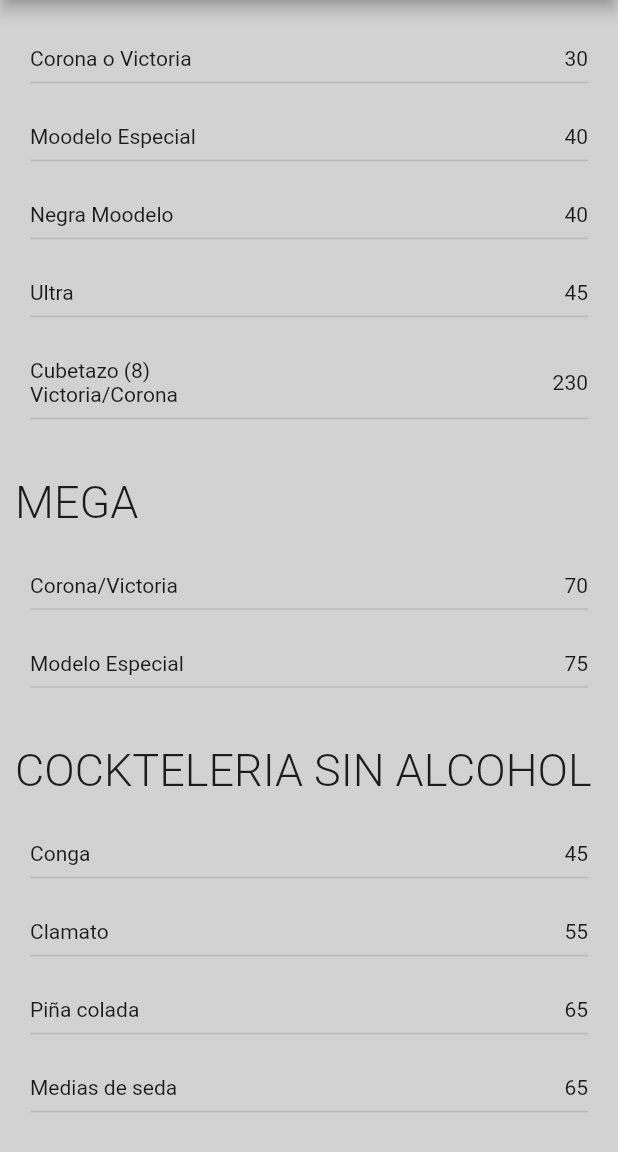
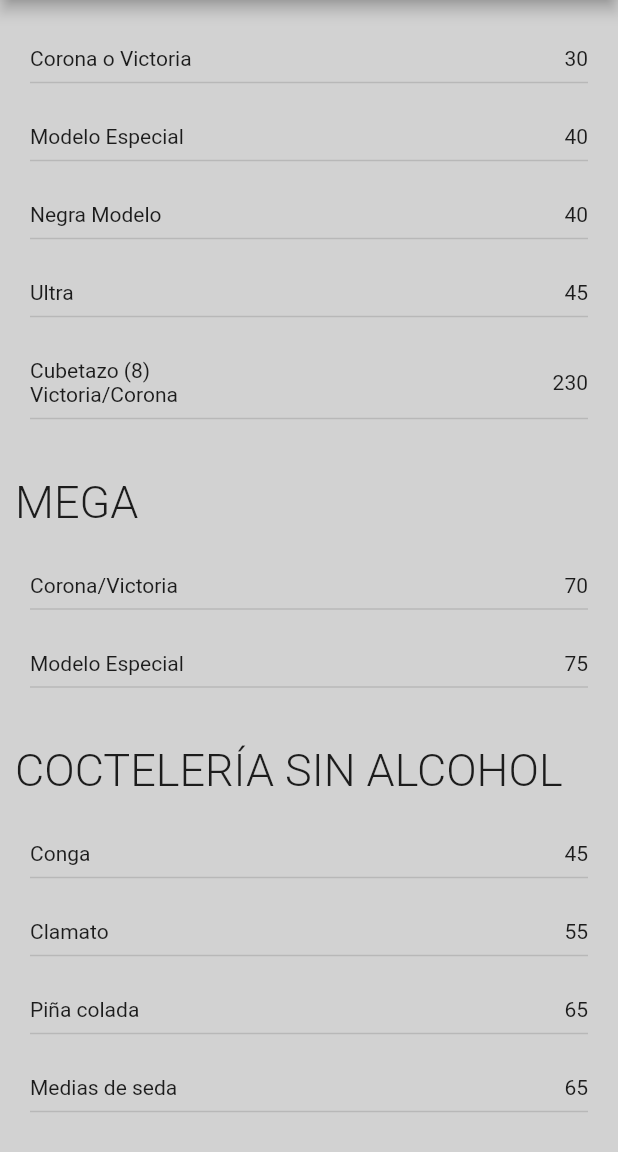
Before and after one commit to WiliamDev21/MenuYamilas, a Flutter app: the screen it shows after launch, scrolled down 3456 dp, on a phone screen of 412 x 824 dp, the part 84-1236 px from its top. Run offline on Flutter 3.47's test engine with Material 2 defaults, Android fonts, the phone set to English and light mode, and no system bars.

Commit message:
Version funcional

```diff
--- a/lib/screens/home.dart
+++ b/lib/screens/home.dart
@@ -77,14 +77,10 @@
                   color: Colors.black54,
                 ),
                 ListTile(
-                  title: Row(
-                    children: [
-                      Text(
-                        "SNAK'S",
-                        style: TextStyle(
-                            fontWeight: FontWeight.w300, fontSize: 30),
-                      ),
-                    ],
+                  title: Text(
+                    "BOCADILLOS Y BOTANAS",
+                    style: TextStyle(
+                        fontWeight: FontWeight.w300, fontSize: 30),
                   ),
                   onTap: () {
                     setState(() {
@@ -216,7 +212,7 @@
                 ),
                 ListTile(
                   title: Text(
-                        "COCKTELERIA SIN ALCOHOL",
+                        "COCTELERÍA SIN ALCOHOL",
                         style: TextStyle(
                             fontWeight: FontWeight.w300, fontSize: 30),
                       ),
@@ -237,7 +233,7 @@
                   title: Row(
                     children: [
                       Text(
-                        "COCKTELERIA",
+                        "COCTELERÍA",
                         style: TextStyle(
                             fontWeight: FontWeight.w300, fontSize: 30),
                       ),
--- a/lib/screens/widgets/utilidades/constantes.dart
+++ b/lib/screens/widgets/utilidades/constantes.dart
@@ -5,7 +5,7 @@
   {"nombre": "Taco de bistec c/queso", "precio": 30},
   {"nombre": "Taco de bistec sencillo", "precio": 25},
   {"nombre": "Taco Gobernador", "precio": 85},
-  {"nombre": "Quesadillas (3 piezas) de harina o maiz", "precio": 35},
+  {"nombre": "Quesadillas (3 piezas) de harina o maíz", "precio": 35},
   {"nombre": "Alitas (10 piezas)", "precio": 110},
   {"nombre": "Ensalada dulce", "precio": 85},
   {"nombre": "Ensalada salada", "precio": 85},
@@ -19,7 +19,7 @@
 ];
 
 const SNAKS = [
-  {"nombre": "Club sandwich con papas", "precio": 65},
+  {"nombre": "Club sándwich con papas", "precio": 65},
   {"nombre": "Sincronizada sencilla", "precio": 30},
   {"nombre": "Sincronizada especial", "precio": 30},
   {"nombre": "Hot-Dog", "precio": 15},
@@ -28,7 +28,7 @@
   {"nombre": "Hamburguesa hawaiana", "precio": 55},
   {"nombre": "Nachos", "precio": 45},
   {"nombre": "Papas a la francesa", "precio": 55},
-  {"nombre": "Chicharron preparado", "precio": 30},
+  {"nombre": "Chicharrón preparado", "precio": 30},
   {"nombre": "Dorilocos", "precio": 30},
 ];
 
@@ -61,7 +61,7 @@
         "Camarones empanizados / ajillo / diabla\n(Con ensalada dulce, salada o nopal y queso panela asados/arroz o espaguetti)",
     "precio": 200
   },
-  {"nombre": "Salmon ajillo/finas hierbas\n(Con ensalada dulce, salada o nopal y queso panela asados/arroz o espaguetti)", "precio": 220},
+  {"nombre": "Salmón ajillo/finas hierbas\n(Con ensalada dulce, salada o nopal y queso panela asados/arroz o espaguetti)", "precio": 220},
   {"nombre": "Aguachile (rojo, verde o negro)", "precio": 200},
   {"nombre": "Enchiladas con pollo o carne", "precio": 120},
 ];
@@ -90,8 +90,8 @@
 
 const CERVEZAS = [
   {"nombre": "Corona o Victoria", "precio": 30},
-  {"nombre": "Moodelo Especial", "precio": 40},
-  {"nombre": "Negra Moodelo", "precio": 40},
+  {"nombre": "Modelo Especial", "precio": 40},
+  {"nombre": "Negra Modelo", "precio": 40},
   {"nombre": "Ultra", "precio": 45},
   {"nombre": "Cubetazo (8)\nVictoria/Corona", "precio": 230},
 ];
@@ -109,7 +109,7 @@
 ];
 
 const COCKTELES = [
-  {"nombre": "Baylis", "precio": 90},
+  {"nombre": "Baileys", "precio": 90},
   {"nombre": "Gin-Gin (ginebra)\nManzana-Pepino-Frutos Rojos", "precio": 120},
   {"nombre": "Mojitos cubanos (litro)", "precio": 110},
   {"nombre": "Mojitos de frutos rojos (litro)", "precio": 130},
@@ -166,7 +166,7 @@
     "tipo": "WHISKY",
     "marcas": [
       {"nombre": "Etiqueta roja", "precio": 850, "copeo": 70},
-      {"nombre": "Buchanans", "precio": 1450},
+      {"nombre": "Buchanan's", "precio": 1450},
     ]
   },
 ];
--- a/lib/screens/widgets/utilidades/funciones.dart
+++ b/lib/screens/widgets/utilidades/funciones.dart
@@ -82,7 +82,7 @@
   List<Widget> listItems = [];
   listItems.add(Container(
     padding: EdgeInsets.symmetric(horizontal: 10, vertical: 20),
-    child: Text("SNAK'S",
+    child: Text("BOCADILLOS Y BOTANAS",
         style: TextStyle(fontWeight: FontWeight.w300, fontSize: 30)),
   ));
   entradasList.forEach((element) {
@@ -316,7 +316,7 @@
   List<Widget> listItems = [];
   listItems.add(Container(
     padding: EdgeInsets.symmetric(horizontal: 10, vertical: 20),
-    child: Text("COCKTELERIA SIN ALCOHOL",
+    child: Text("COCTELERÍA SIN ALCOHOL",
         style: TextStyle(fontWeight: FontWeight.w300, fontSize: 30)),
   ));
   entradasList.forEach((element) {
@@ -354,7 +354,7 @@
   List<Widget> listItems = [];
   listItems.add(Container(
     padding: EdgeInsets.symmetric(horizontal: 10, vertical: 20),
-    child: Text("COCKTELERIA",
+    child: Text("COCTELERÍA",
         style: TextStyle(fontWeight: FontWeight.w300, fontSize: 30)),
   ));
   entradasList.forEach((element) {
```
Also changed, not shown: 1 other file.
